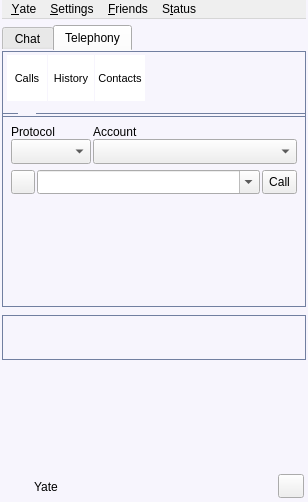
Qt form share/skins/default/qt4client.ui (itds-consulting/yate) before a commit.
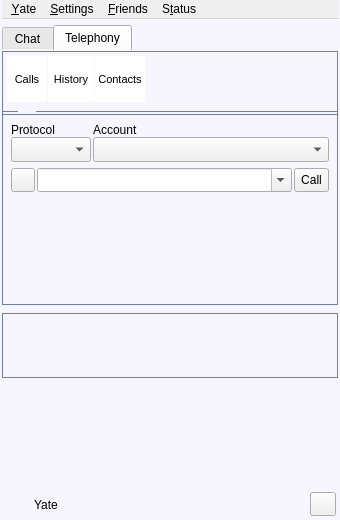
The same form after that commit. Icons and pictures are not drawn.

Diff of the .ui file:
```diff
--- a/share/skins/default/qt4client.ui
+++ b/share/skins/default/qt4client.ui
@@ -5,8 +5,8 @@
    <rect>
     <x>0</x>
     <y>0</y>
-    <width>308</width>
-    <height>502</height>
+    <width>340</width>
+    <height>520</height>
    </rect>
   </property>
   <property name="sizePolicy" >
@@ -18,7 +18,7 @@
   <property name="minimumSize" >
    <size>
     <width>300</width>
-    <height>500</height>
+    <height>520</height>
    </size>
   </property>
   <property name="focusPolicy" >
@@ -188,6 +188,12 @@
      <property name="currentIndex" >
       <number>1</number>
      </property>
+     <property name="iconSize" >
+      <size>
+       <width>20</width>
+       <height>20</height>
+      </size>
+     </property>
      <widget class="QWidget" name="tabChat" >
       <attribute name="title" >
        <string>Chat</string>
@@ -315,13 +321,13 @@
          <property name="minimumSize" >
           <size>
            <width>16</width>
-           <height>52</height>
+           <height>50</height>
           </size>
          </property>
          <property name="maximumSize" >
           <size>
            <width>16777215</width>
-           <height>52</height>
+           <height>50</height>
           </size>
          </property>
          <property name="styleSheet" >
@@ -339,13 +345,13 @@
            <number>4</number>
           </property>
           <property name="topMargin" >
-           <number>2</number>
+           <number>4</number>
           </property>
           <property name="rightMargin" >
            <number>4</number>
           </property>
           <property name="bottomMargin" >
-           <number>2</number>
+           <number>0</number>
           </property>
           <item>
            <widget class="QToolButton" name="ctrlCalls" >
```
